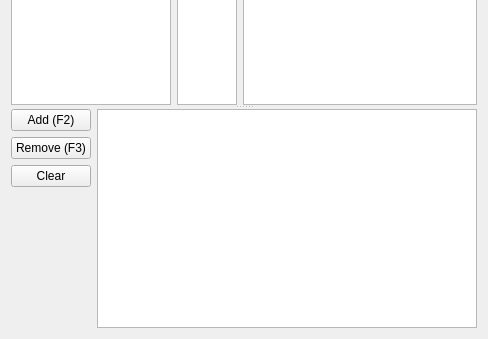
The window that src/biblewidget.ui (SoftProjector/src) describes before a commit, drawn with Qt 5; both pictures show x 0 to 488 and y 433 to 772 of the 488 by 772 pixel window.
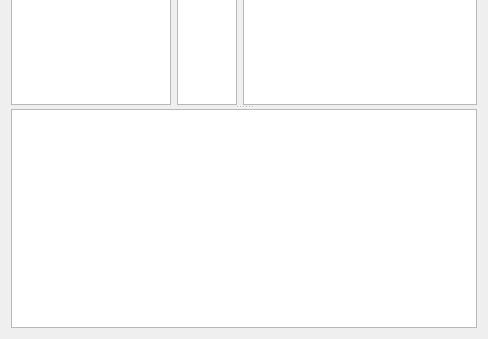
The same window after the commit. Icons and pictures are not drawn.

Commit message: Initial Schedule work. Bible schedule work complete Removed Bible history into schedule.

What changed in the file:
```diff
--- a/src/biblewidget.ui
+++ b/src/biblewidget.ui
@@ -553,74 +553,13 @@
        <property name="sizeConstraint">
         <enum>QLayout::SetMinimumSize</enum>
        </property>
-       <item row="0" column="0">
-        <widget class="QPushButton" name="add_to_history_pushButton">
-         <property name="toolTip">
-          <string>Add currently selected verse into history list, automatically will be added when &quot;Go Live&quot; button is pressed</string>
-         </property>
-         <property name="text">
-          <string>Add (F2)</string>
-         </property>
-         <property name="icon">
-          <iconset resource="softprojector.qrc">
-           <normaloff>:/icons/icons/add.png</normaloff>:/icons/icons/add.png</iconset>
-         </property>
-         <property name="shortcut">
-          <string>F2</string>
-         </property>
-        </widget>
-       </item>
-       <item row="0" column="1" rowspan="4">
+       <item row="0" column="0" rowspan="2">
         <widget class="QListWidget" name="history_listWidget">
          <property name="toolTip">
           <string>This list contains verses that were sent to be shown</string>
          </property>
         </widget>
        </item>
-       <item row="1" column="0">
-        <widget class="QPushButton" name="remove_from_history_pushButton">
-         <property name="toolTip">
-          <string>Remove current selected verse in the history list</string>
-         </property>
-         <property name="text">
-          <string>Remove (F3)</string>
-         </property>
-         <property name="icon">
-          <iconset resource="softprojector.qrc">
-           <normaloff>:/icons/icons/remove.png</normaloff>:/icons/icons/remove.png</iconset>
-         </property>
-         <property name="shortcut">
-          <string>F3</string>
-         </property>
-        </widget>
-       </item>
-       <item row="3" column="0">
-        <spacer name="verticalSpacer_3">
-         <property name="orientation">
-          <enum>Qt::Vertical</enum>
-         </property>
-         <property name="sizeHint" stdset="0">
-          <size>
-           <width>0</width>
-           <height>0</height>
-          </size>
-         </property>
-        </spacer>
-       </item>
-       <item row="2" column="0">
-        <widget class="QPushButton" name="clear_history_pushButton">
-         <property name="toolTip">
-          <string>Clear all history items</string>
-         </property>
-         <property name="text">
-          <string>Clear</string>
-         </property>
-         <property name="icon">
-          <iconset resource="softprojector.qrc">
-           <normaloff>:/icons/icons/remove_all.png</normaloff>:/icons/icons/remove_all.png</iconset>
-         </property>
-        </widget>
-       </item>
       </layout>
      </widget>
     </widget>
```
The commit also changes 21 other files.
